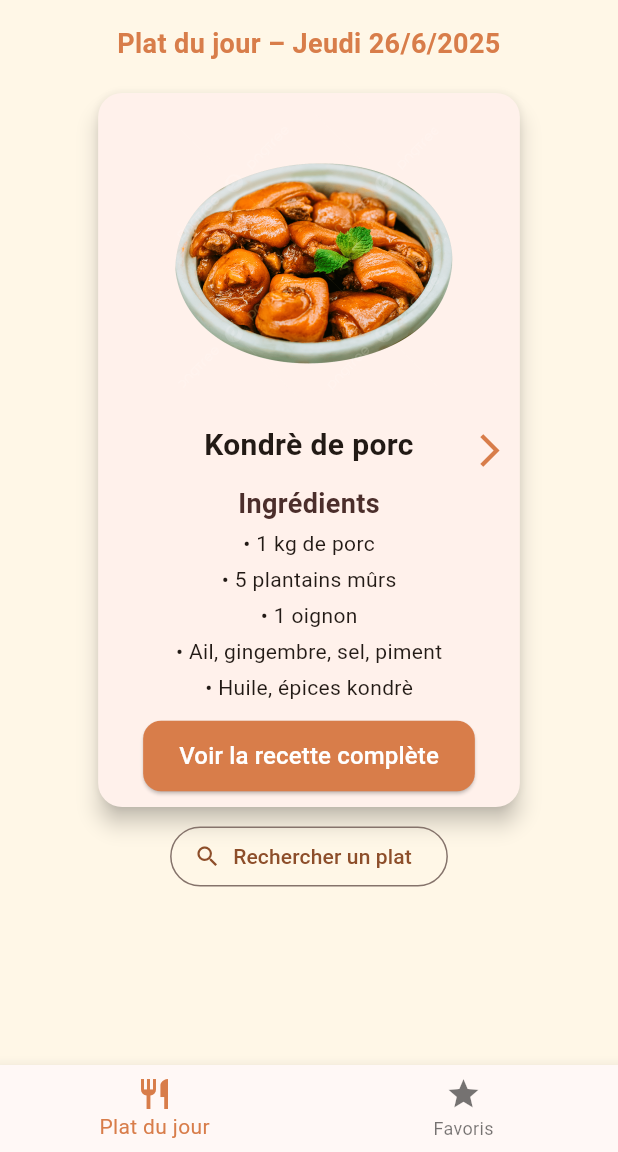
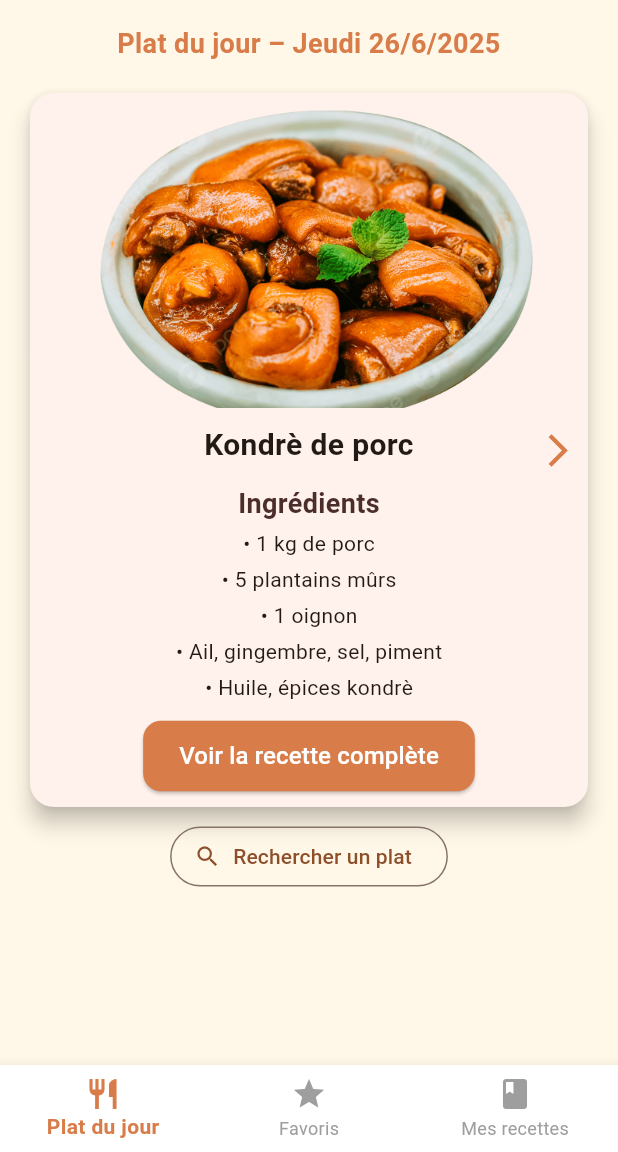
Before and after one commit to MACROTECH001/bi_pla, a Flutter app: the screen it shows after launch, after a tap on "Commencer", after a tap on the "arrow forward ios" icon, on a phone screen of 412 x 824 dp, the part 84-1236 px from its top. Run offline on Flutter 3.47's test engine with Material 3 defaults, Android fonts, the phone set to English and light mode, and no system bars; our stand-ins replace image_picker, shared_preferences, video_player; Roboto replaces fonts that are missing (Poppins).

Commit message:
Bi Pli version avec ajout de plats personnalisés

```diff
--- a/lib/main.dart
+++ b/lib/main.dart
@@ -6,6 +6,7 @@
 import 'package:shared_preferences/shared_preferences.dart';
 // import 'screens/main_navigation.dart';
 import 'screens/welcome_screen.dart';
+import 'dart:io';
 
 void main() {
   runApp(const BiPlaApp());
@@ -87,6 +88,44 @@
     });
   }
 
+  Widget buildMealImage(String imagePath) {
+    try {
+      if (imagePath.trim().isEmpty) {
+        return const Icon(Icons.image_not_supported, size: 100, color: Colors.grey);
+      }
+
+      // Image locale
+      if (imagePath.startsWith('/')) {
+        final file = File(imagePath);
+        if (file.existsSync()) {
+          return Image.file(
+            file,
+            height: 200,
+            width: double.infinity,
+            fit: BoxFit.cover,
+            errorBuilder: (context, error, stackTrace) {
+              return const Icon(Icons.broken_image, size: 100, color: Colors.red);
+            },
+          );
+        } else {
+          return const Icon(Icons.broken_image, size: 100, color: Colors.red);
+        }
+      }
+
+      // Image asset
+      return Image.asset(
+        imagePath,
+        height: 200,
+        width: double.infinity,
+        fit: BoxFit.cover,
+        errorBuilder: (context, error, stackTrace) {
+          return const Icon(Icons.broken_image, size: 100, color: Colors.red);
+        },
+      );
+    } catch (e) {
+      return const Icon(Icons.error_outline, size: 100, color: Colors.orange);
+    }
+  }
 
   @override
   Widget build(BuildContext context) {
@@ -163,7 +202,7 @@
                                 children: [
                                   ClipRRect(
                                     borderRadius: BorderRadius.circular(50),
-                                    child: Image.asset(meal.image, height: 200, fit: BoxFit.cover),
+                                    child: buildMealImage(meal.image),
                                   ),
                                   const SizedBox(height: 10),
                                   Text(
--- a/lib/models/meal.dart
+++ b/lib/models/meal.dart
@@ -40,4 +40,17 @@
       video: json['video'] ?? "",
     );
   }
+
+  Map<String, dynamic> toJson() => {
+    "id": id,
+    "name": name,
+    "image": image,
+    "servings": servings,
+    "budget": budget,
+    "ingredients": ingredients,
+    "steps": steps,
+    "tip": tip,
+    "time": time,
+    "video": video,
+  };
 }
--- a/lib/screens/main_navigation.dart
+++ b/lib/screens/main_navigation.dart
@@ -1,6 +1,8 @@
 import 'package:flutter/material.dart';
 import '../main.dart';
 import 'favorites_screen.dart';
+import 'add_recipe_screen.dart';
+import 'user_meals.dart';
 
 class MainNavigationScreen extends StatefulWidget {
   const MainNavigationScreen({super.key});
@@ -10,38 +12,70 @@
 }
 
 class _MainNavigationScreenState extends State<MainNavigationScreen> {
+  final PageController _pageController = PageController();
   int _selectedIndex = 0;
 
   final List<Widget> _screens = [
     const HomeScreen(),
     const FavoritesScreen(),
+    const UserMealsScreen(),
   ];
 
   void _onItemTapped(int index) {
     setState(() {
       _selectedIndex = index;
     });
+    _pageController.animateToPage(
+      index,
+      duration: const Duration(milliseconds: 300),
+      curve: Curves.easeInOut,
+    );
+  }
+
+  @override
+  void dispose() {
+    _pageController.dispose();
+    super.dispose();
   }
 
   @override
   Widget build(BuildContext context) {
     return Scaffold(
-      body: _screens[_selectedIndex],
+      body: PageView(
+        controller: _pageController,
+        physics: const NeverScrollableScrollPhysics(), // désactive swipe horizontal
+        children: _screens,
+      ),
       bottomNavigationBar: BottomNavigationBar(
         currentIndex: _selectedIndex,
         onTap: _onItemTapped,
+        backgroundColor: Colors.white,
         selectedItemColor: const Color(0xFFD87D4A),
+        unselectedItemColor: Colors.grey,
+        type: BottomNavigationBarType.fixed,
+        selectedLabelStyle: const TextStyle(fontWeight: FontWeight.w600),
+        unselectedLabelStyle: const TextStyle(fontWeight: FontWeight.w400),
         items: const [
-          BottomNavigationBarItem(
-            icon: Icon(Icons.restaurant),
-            label: 'Plat du jour',
-          ),
-          BottomNavigationBarItem(
-            icon: Icon(Icons.star),
-            label: 'Favoris',
-          ),
+          BottomNavigationBarItem(icon: Icon(Icons.restaurant), label: 'Plat du jour'),
+          BottomNavigationBarItem(icon: Icon(Icons.star), label: 'Favoris'),
+          BottomNavigationBarItem(icon: Icon(Icons.book), label: 'Mes recettes'),
         ],
       ),
+
+      floatingActionButton: _selectedIndex == 2
+      ? FloatingActionButton(
+          backgroundColor: const Color(0xFFD87D4A),
+          foregroundColor: Colors.white,
+          onPressed: () {
+            Navigator.push(
+              context,
+              MaterialPageRoute(builder: (context) => const AddRecipeScreen()),
+            );
+          },
+          child: const Icon(Icons.add),
+          tooltip: 'Ajouter un plat',
+        )
+      : null,
     );
   }
 }
--- a/lib/services/meal_provider.dart
+++ b/lib/services/meal_provider.dart
@@ -1,19 +1,39 @@
 import 'dart:convert';
 import 'package:flutter/services.dart';
 import '../models/meal.dart';
+import 'package:shared_preferences/shared_preferences.dart';
 
 List<Meal> meals = [];
 
-class MealProvider {
-  static Future<List<Meal>> loadMeals() async {
-    final String jsonString = await rootBundle.loadString('assets/json/meals.json');
-    final List<dynamic> jsonData = json.decode(jsonString);
-    return jsonData.map((mealJson) => Meal.fromJson(mealJson)).toList();
-  }
-}
+// class MealProvider {
+//   static Future<List<Meal>> loadMeals() async {
+//     final String jsonString = await rootBundle.loadString('assets/json/meals.json');
+//     final List<dynamic> jsonData = json.decode(jsonString);
+//     return jsonData.map((mealJson) => Meal.fromJson(mealJson)).toList();
+//   }
+// }
+
+// Future<List<Meal>> loadMeals() async {
+//   final String data = await rootBundle.loadString('assets/json/meals.json');
+//   final List<dynamic> jsonResult = json.decode(data);
+//   return jsonResult.map((e) => Meal.fromJson(e)).toList();
+// }
 
 Future<List<Meal>> loadMeals() async {
-  final String data = await rootBundle.loadString('assets/json/meals.json');
-  final List<dynamic> jsonResult = json.decode(data);
-  return jsonResult.map((e) => Meal.fromJson(e)).toList();
+  // 1. Charger les plats depuis le fichier JSON d’origine
+  final data = await rootBundle.loadString('assets/json/meals.json');
+  final List<dynamic> jsonList = json.decode(data);
+
+  final meals = jsonList.map((json) => Meal.fromJson(json)).toList();
+
+  // 2. Charger les plats personnalisés depuis SharedPreferences
+  final prefs = await SharedPreferences.getInstance();
+  final savedCustom = prefs.getStringList('customMeals') ?? [];
+
+  final customMeals = savedCustom
+      .map((jsonStr) => Meal.fromJson(json.decode(jsonStr)))
+      .toList();
+
+  // 3. Fusionner les deux listes
+  return [...meals, ...customMeals];
 }
--- a/pubspec.yaml
+++ b/pubspec.yaml
@@ -34,6 +34,10 @@
   provider: ^6.1.1
   shared_preferences: ^2.2.2
   video_player: ^2.7.0
+  image_picker: ^1.1.1
+  path_provider: ^2.1.1
+
+
 
 
 
```
Also changed, not shown: lib/screens/add_recipe_screen.dart (added, +145 -0 lines), lib/screens/edit_recipe_screen.dart (added, +224 -0 lines), lib/screens/recipe_screen.dart (+81 -1 lines), lib/screens/user_meals.dart (added, +73 -0 lines), lib/services/custom_meal_storage.dart (added, +45 -0 lines), assets/images/default_dish.jpg (added), 7 other files.
